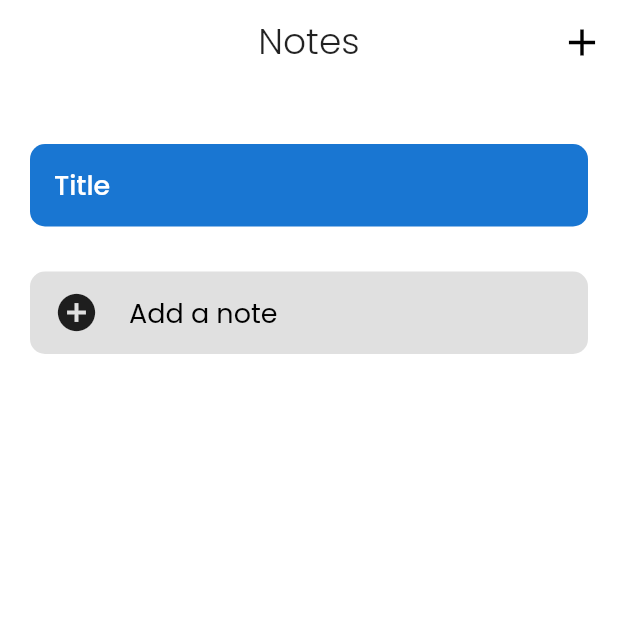
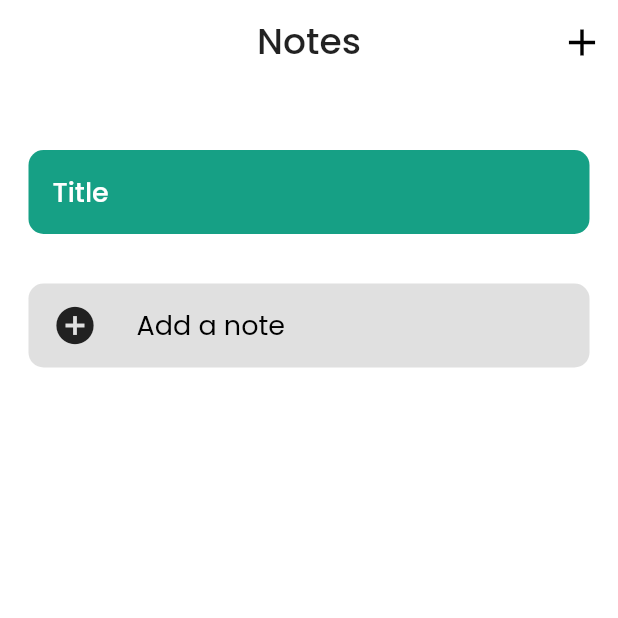
Before and after one commit to avirallakhanpaul/notes_flutter_app, a Flutter app: the screen it shows after launch, after a tap on "Add a note", on a phone screen of 412 x 824 dp, the top half of it. Run offline on Flutter 3.47's test engine with Material 2 defaults, Android fonts, the light colour scheme and no system bars; our stand-ins replace sqflite; accounts and stored records are empty.

Commit message:
Added Colored Dismissable Cards on Home Screen

```diff
--- /dev/null
+++ b/lib/helpers/arguments.dart
@@ -0,0 +1,6 @@
+class Args {
+  final int index;
+  final int color;
+
+  Args(this.index, this.color);
+}
--- a/lib/helpers/db_helper.dart
+++ b/lib/helpers/db_helper.dart
@@ -16,7 +16,8 @@ class DBHelper {
             Create Table $tableName(
               id text primary key,
               title text,
-              desc text
+              desc text,
+              color int(10)
             )
           '''
         );
--- a/lib/main.dart
+++ b/lib/main.dart
@@ -2,7 +2,7 @@ import "package:flutter/material.dart";
 import "package:provider/provider.dart";
 
 import 'providers/note_provider.dart';
-import 'package:notes_app/screens/home_screen/home_screen.dart';
+import 'screens/home_screen/home_screen.dart';
 import "screens/note_screen.dart";
 
 void main() {
@@ -22,6 +22,9 @@ class MyApp extends StatelessWidget {
         home: Home(),
         theme: ThemeData(
           primaryColor: Colors.white,
+          appBarTheme: AppBarTheme(
+            // color: Color(noteArgs.color)
+          ),
         ),
         routes: {
           HomeScreen.routeName: (ctx) => HomeScreen(),
@@ -36,7 +39,6 @@ class Home extends StatelessWidget {
 
   @override
   Widget build(BuildContext context) {
-
     return HomeScreen();
   }
 }
--- a/lib/models/note.dart
+++ b/lib/models/note.dart
@@ -3,10 +3,12 @@ class Note {
   String id;
   String title;
   String desc;
+  int color;
 
   Note({
     this.id,
     this.title,
     this.desc,
+    this.color,
   });
 }
--- a/lib/providers/note_provider.dart
+++ b/lib/providers/note_provider.dart
@@ -1,11 +1,25 @@
+import 'dart:math';
+
 import "package:flutter/material.dart";
-import 'package:notes_app/helpers/db_helper.dart';
 
+import '../helpers/db_helper.dart';
 import '../models/note.dart';
+
+// enum NoteColors {
+//   blue,
+//   darkBlue,
+//   red,
+//   yellow,
+//   orange,
+//   green,
+//   darkGreen,
+//   purple,
+// }
 
 class NoteProvider with ChangeNotifier {
 
-  int noteCount = 3;
+  int noteColor;
+  var random = Random();
 
   List<Note> _items = [];
 
@@ -13,26 +27,65 @@ class NoteProvider with ChangeNotifier {
     return [..._items];
   }
 
-  void addNote({String noteTitle = "Title", String noteDesc = "Description..."}) {
+  void addNote({int index, Note deletedNote, String noteTitle = "Title", String noteDesc = "Description..."}) {
+
+    switch(random.nextInt(9)) {
+
+      case 1: noteColor = 0xFF2980b9;
+        break;
+      case 2: noteColor = 0xFF2c3e50;
+        break;
+      case 3: noteColor = 0xFFc0392b;
+        break;
+      case 4: noteColor = 0xFFf1c40f;
+        break;
+      case 5: noteColor = 0xFFf39c12;
+        break;
+      case 6: noteColor = 0xFF27ae60;
+        break;
+      case 7: noteColor = 0xFF16a085;
+        break;
+      case 8: noteColor = 0xFF8e44ad;
+        break;
+    }
 
     final newNote = Note(
       id: DateTime.now().toString(),
       title: noteTitle,
       desc: noteDesc,
+      color: noteColor,
     );
 
+    if(index != null) {
+      _items.insert(index, deletedNote);
+    } else {
       _items.add(newNote);
+    }
+
 
     notifyListeners();
 
+    if(index != null) {
+      DBHelper.insertToDb(
+        "user_notes",
+        {
+          "id": deletedNote.id,
+          "title": deletedNote.title,
+          "desc": deletedNote.desc,
+          "color": deletedNote.color,
+        },
+      );
+    } else {
       DBHelper.insertToDb(
         "user_notes",
         {
           "id": newNote.id,
           "title": newNote.title,
           "desc": newNote.desc,
+          "color": noteColor,
         },
       );
+    }
   }
 
   Future<void> fetchOrSetNotes() async {
@@ -44,6 +97,7 @@ class NoteProvider with ChangeNotifier {
         id: item["id"],
         title: item["title"],
         desc: item["desc"],
+        color: item["color"],
       );
     }).toList();
 
@@ -94,7 +148,7 @@ class NoteProvider with ChangeNotifier {
       whereArgs: [id],
     );
 
-    // fetchOrSetNotes();
+    fetchOrSetNotes();
     notifyListeners();
   }
 
--- a/lib/screens/home_screen/home_screen.dart
+++ b/lib/screens/home_screen/home_screen.dart
@@ -12,7 +12,17 @@ class HomeScreen extends StatelessWidget {
   @override
   Widget build(BuildContext context) {
 
-    // final noteProvider = ;
+    // final snackBar = SnackBar(
+    //   content: Text(
+    //     "Note Deleted",
+    //     style: TextStyle(
+    //       fontSize: 16,
+    //       fontFamily: "Poppins",
+    //       // fontWeight: FontWeight.
+    //     ),
+    //   ),
+    //   backgroundColor: Colors.red.shade900,
+    // );
 
     return Scaffold(
       appBar: AppBar(
@@ -20,7 +30,7 @@ class HomeScreen extends StatelessWidget {
         style: TextStyle(
           fontSize: 24,
           fontFamily: "Poppins",
-          fontWeight: FontWeight.w300,
+          // fontWeight: FontWeight.w100,
         )),
         actions: [
           IconButton(
@@ -37,10 +47,12 @@ class HomeScreen extends StatelessWidget {
         elevation: 0,
       ),
       backgroundColor: Colors.white,
-      body: SingleChildScrollView(
+      body: Builder(
+        builder: (ctx) {
+          return SingleChildScrollView(
             child: Padding(
               padding: EdgeInsets.symmetric(
-            horizontal: 20,
+                horizontal: 15,
               ),
               child: Column(
                 children: <Widget>[
@@ -66,7 +78,69 @@ class HomeScreen extends StatelessWidget {
                             physics: NeverScrollableScrollPhysics(),
                             // scrollDirection: Axis.vertical,
                             itemBuilder: (ctx, index) {
-                          return NoteCard(index);
+                              return Column(
+                                children: <Widget>[
+                                  Dismissible(
+                                    key: UniqueKey(),
+                                    background: Card(
+                                      shape: RoundedRectangleBorder(
+                                        borderRadius: BorderRadius.circular(10),
+                                      ),
+                                      color: Colors.red.shade700,
+                                      child: Padding(
+                                        padding: const EdgeInsets.only(
+                                          right: 15,
+                                        ),
+                                        child: Align(
+                                          alignment: Alignment.centerRight,
+                                          child: Icon(
+                                            Icons.delete,
+                                            color: Colors.white,
+                                          ),
+                                        ),
+                                      ),
+                                    ),
+                                    direction: DismissDirection.endToStart,
+                                    onDismissed: (direction) {
+
+                                      Scaffold.of(ctx).removeCurrentSnackBar();
+
+                                      final deletedNote = note.items[index];
+
+                                      note.deleteNote(
+                                        tableName: "user_notes",
+                                        id: note.items[index].id,
+                                      );
+
+                                      return Scaffold.of(ctx).      showSnackBar(
+                                        SnackBar(
+                                          content: Text(
+                                            "Note Deleted",
+                                            style: TextStyle(
+                                              fontSize: 16,
+                                              fontFamily: "Poppins",
+                                            ),
+                                          ),
+                                          backgroundColor: Colors.red.shade900,
+                                          action: SnackBarAction(
+                                            label: "Undo",
+                                            onPressed: () {
+                                              note.addNote(
+                                                index: index,
+                                                deletedNote: deletedNote,
+                                              );
+                                            },
+                                          ),
+                                        ),
+                                      );
+                                    },
+                                    child: NoteCard(index),
+                                  ),
+                                  SizedBox(
+                                    height: 15,
+                                  ),
+                                ],
+                              );
                             }
                           ),
                       );
@@ -79,6 +153,8 @@ class HomeScreen extends StatelessWidget {
                 ],
               ),
             ),
+          );
+        }
       ),
     );
   }
--- a/lib/screens/home_screen/widgets/add_note_card.dart
+++ b/lib/screens/home_screen/widgets/add_note_card.dart
@@ -10,42 +10,81 @@ class AddNoteCard extends StatelessWidget {
 
     final noteProvider = Provider.of<NoteProvider>(context);
 
+    // return Column(
+    //   children: <Widget>[
+    //     SizedBox(
+    //       height: 10,
+    //     ),
+    //     Ink(
+    //       width: double.infinity,
+    //       height: 55,
+    //       decoration: BoxDecoration(
+    //         borderRadius: BorderRadius.circular(10),
+    //         color: Colors.grey.shade300,
+    //       ),
+    //       child: InkWell(
+    //         onTap: () {
+    //           noteProvider.addNote();
+    //         },
+    //         borderRadius: BorderRadius.circular(10),
+    //           child: Padding(
+    //           padding: EdgeInsets.symmetric(
+    //             horizontal: 16,
+    //           ),
+    //           child: Row(
+    //             children: <Widget>[
+    //               Align(
+    //                 alignment: Alignment.center,
+    //                 child: Icon(
+    //                 Icons.add_circle,
+    //                   size: 30,
+    //                 ),
+    //               ),
+    //               SizedBox(
+    //                 width: 20,
+    //               ),
+    //               Align(
+    //                 alignment: Alignment.center,
+    //                 child: Text(
+    //                 "Add a note",
+    //                   style: TextStyle(
+    //                     fontSize: 18,
+    //                     fontFamily: "Poppins",
+    //                     color: Colors.black,
+    //                   ),
+    //                 ),
+    //               ),
+    //             ],
+    //           ),
+    //         ),
+    //       ),
+    //     ),
+    //   ],
+    // );
+
+
+
     return Column(
       children: <Widget>[
         SizedBox(
           height: 10,
         ),
-        Ink(
-          width: double.infinity,
-          height: 55,
-          decoration: BoxDecoration(
+        Card(
+          shape: RoundedRectangleBorder(
             borderRadius: BorderRadius.circular(10),
+          ),
           color: Colors.grey.shade300,
+          elevation: 0,
+          child: ListTile(
+            shape: RoundedRectangleBorder(
+              borderRadius: BorderRadius.circular(10),
             ),
-          child: InkWell(
-            onTap: () {
-              noteProvider.addNote();
-            },
-            borderRadius: BorderRadius.circular(10),
-              child: Padding(
-              padding: EdgeInsets.symmetric(
-                horizontal: 16,
-              ),
-              child: Row(
-                children: <Widget>[
-                  Align(
-                    alignment: Alignment.center,
-                    child: Icon(
+            leading: Icon(
               Icons.add_circle,
+              color: Colors.grey.shade900,
               size: 30,
             ),
-                  ),
-                  SizedBox(
-                    width: 20,
-                  ),
-                  Align(
-                    alignment: Alignment.center,
-                    child: Text(
+            title: Text(
               "Add a note",
               style: TextStyle(
                 fontSize: 18,
@@ -53,10 +92,7 @@ class AddNoteCard extends StatelessWidget {
                 color: Colors.black,
               ),
             ),
-                  ),
-                ],
-              ),
-            ),
+            onTap: () => noteProvider.addNote(),
           ),
         ),
       ],
--- a/lib/screens/home_screen/widgets/note_card.dart
+++ b/lib/screens/home_screen/widgets/note_card.dart
@@ -3,6 +3,7 @@ import 'package:provider/provider.dart';
 
 import '../../../providers/note_provider.dart';
 import '../../note_screen.dart';
+import '../../../helpers/arguments.dart';
 
 class NoteCard extends StatelessWidget {
 
@@ -14,33 +15,58 @@ class NoteCard extends StatelessWidget {
   Widget build(BuildContext context) {
 
     final noteProvider = Provider.of<NoteProvider>(context);
+    final Size mediaQuery = MediaQuery.of(context).size;
 
     final noteId = noteProvider.items[index].id;
     final note = noteProvider.getNoteById(noteId);
 
-    return Column(
-      children: <Widget>[
-        Ink(
-          width: double.infinity,
-          height: 55,
-          decoration: BoxDecoration(
+    // return Ink(
+    //   width: double.infinity,
+    //   height: 55,
+    //   decoration: BoxDecoration(
+    //     borderRadius: BorderRadius.circular(10),
+    //     color: Color(note.color),
+    //   ),
+    //   child: InkWell(
+    //     onTap: () {
+    //       Navigator.of(context).pushNamed(
+    //         NoteScreen.routeName,
+    //         arguments: Args(index, note.color),
+    //       );
+    //     },
+    //     borderRadius: BorderRadius.circular(10),
+    //     child: Padding(
+    //       padding: EdgeInsets.symmetric(
+    //         horizontal: 16,
+    //         vertical: 14,
+    //       ),
+    //       child: Text(
+    //         note.title,
+    //         style: TextStyle(
+    //           fontSize: 18,
+    //           fontFamily: "Poppins",
+    //           fontWeight: FontWeight.w500,
+    //           color: Colors.white,
+    //         ),
+    //       ),
+    //     ),
+    //   ),
+    // );
+
+
+
+    return Card(
+      key: Key(index.toString()),
+      color: Color(note.color),
+      elevation: 0,
+      shape: RoundedRectangleBorder(
         borderRadius: BorderRadius.circular(10),
-            color: Colors.blue.shade700,
       ),
-          child: InkWell(
-            onTap: () {
-              Navigator.of(context).pushNamed(
-                NoteScreen.routeName,
-                arguments: index,
-              );
-            },
+      child: ListTile(
+        shape: RoundedRectangleBorder(
           borderRadius: BorderRadius.circular(10),
-            child: Padding(
-              padding: EdgeInsets.symmetric(
-                horizontal: 16,
-                vertical: 14,
         ),
-              child: Text(
+        title: Text(
           note.title,
           style: TextStyle(
             fontSize: 18,
@@ -49,13 +75,13 @@ class NoteCard extends StatelessWidget {
             color: Colors.white,
           ),
         ),
+        onTap: () {
+          Navigator.of(context).pushNamed(
+            NoteScreen.routeName,
+            arguments: Args(index, note.color),
+          );
+        },
       ),
-          ),
-        ),
-        SizedBox(
-          height: 20,
-        ),
-      ],
     );
   }
 }
--- a/lib/screens/note_screen.dart
+++ b/lib/screens/note_screen.dart
@@ -2,6 +2,7 @@ import "package:flutter/material.dart";
 import 'package:provider/provider.dart';
 
 import '../providers/note_provider.dart';
+import '../helpers/arguments.dart';
 
 enum PopupOptions { delete }
 
@@ -13,21 +14,19 @@ class NoteScreen extends StatelessWidget {
   Widget build(BuildContext context) {
 
     final noteProvider = Provider.of<NoteProvider>(context);
-    final noteIndex = ModalRoute.of(context).settings.arguments;
+    final Args noteArgs = ModalRoute.of(context).settings.arguments;
 
     // final titleController = TextEditingController(text: noteProvider.items[noteIndex].title,);
 
     final titleController = TextEditingController();
-    final descController = TextEditingController(text: noteProvider.items[noteIndex].desc);
+    final descController = TextEditingController(text: noteProvider.items[noteArgs.index].desc);
 
     void popupMenuAction(optSelected) {
-
-      print("Working!");
 
       if(optSelected == PopupOptions.delete) {
         noteProvider.deleteNote(
           tableName: "user_notes",
-          id: noteProvider.items[noteIndex].id,
+          id: noteProvider.items[noteArgs.index].id,
         );
 
         Navigator.of(context).pop();
@@ -43,7 +42,7 @@ class NoteScreen extends StatelessWidget {
             decoration: InputDecoration(
               fillColor: Colors.white,
               border: InputBorder.none,
-              hintText: note.items[noteIndex].title,
+              hintText: note.items[noteArgs.index].title,
               hintStyle: TextStyle(
                 color: Colors.white,
                 fontSize: 18,
@@ -54,6 +53,7 @@ class NoteScreen extends StatelessWidget {
             );
           }
         ),
+        elevation: 0,
         // title: Text(
         //   noteProvider.items[noteIndex].title,
         //   style: TextStyle(
@@ -82,14 +82,14 @@ class NoteScreen extends StatelessWidget {
 
                 noteProvider.updateNoteDesc(
                   tableName: "user_notes",
-                  id: noteProvider.items[noteIndex].id,
+                  id: noteProvider.items[noteArgs.index].id,
                   newDesc: descController.text,
                 );
               } else if((titleController.text != null || titleController.text.isNotEmpty) && (descController.text == null || descController.text.isEmpty)) {
 
                 noteProvider.updateNoteTitle(
                   tableName: "user_notes",
-                  id: noteProvider.items[noteIndex].id,
+                  id: noteProvider.items[noteArgs.index].id,
                   newTitle: titleController.text,
                 );
               } else if((titleController.text == null || titleController.text.isEmpty) && (descController.text == null || descController.text.isEmpty)) {
@@ -98,13 +98,13 @@ class NoteScreen extends StatelessWidget {
 
                 noteProvider.updateNoteTitle(
                   tableName: "user_notes",
-                  id: noteProvider.items[noteIndex].id,
+                  id: noteProvider.items[noteArgs.index].id,
                   newTitle: titleController.text,
                 );
 
                 noteProvider.updateNoteDesc(
                   tableName: "user_notes",
-                  id: noteProvider.items[noteIndex].id,
+                  id: noteProvider.items[noteArgs.index].id,
                   newDesc: descController.text,
                 );
               }
```
Lines whose indentation alone changed are shown as unchanged.
